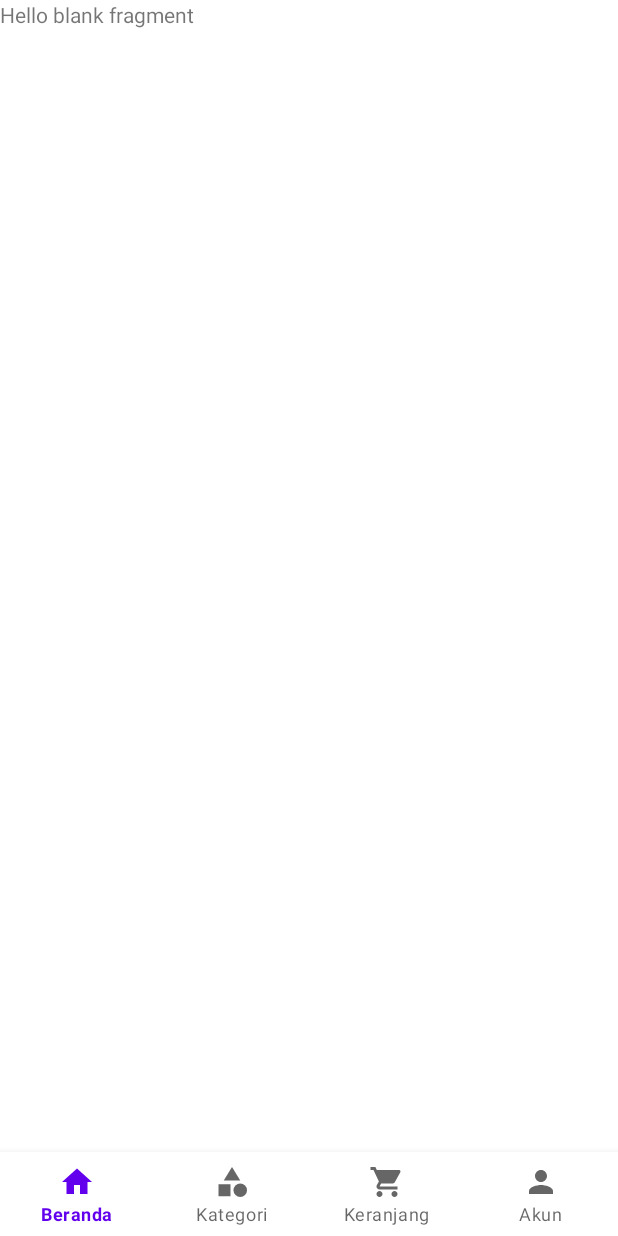
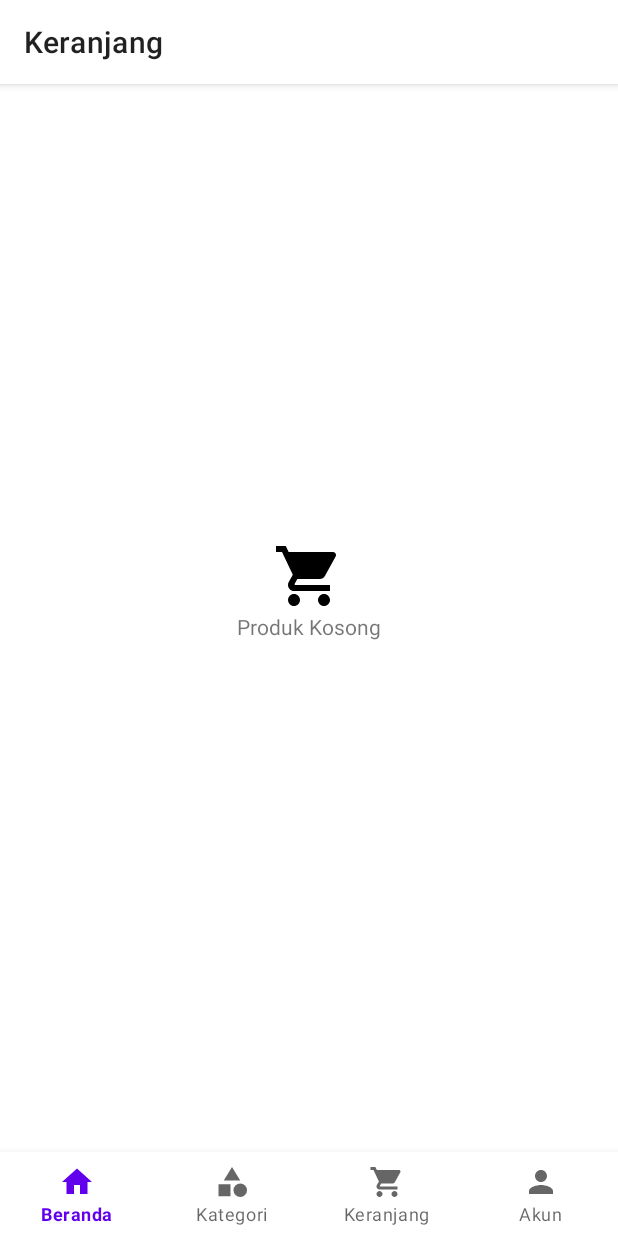
Before and after one commit to sampurnoaji/android-ecommerce-customer, an Android app: the fragment BasketFragment placed in its activity, on a phone screen of 412 x 824 dp. Run offline under Robolectric (Android 15) with nearby library versions, the phone set to English and light mode, and no system bars; our stand-ins replace Dagger/Hilt's generated code, paging; pictures from the network do not load.

Commit message:
init basket ui

```diff
--- a/app/src/main/java/id/io/android/olebsai/data/model/response/product/ProductListResponse.kt
+++ b/app/src/main/java/id/io/android/olebsai/data/model/response/product/ProductListResponse.kt
@@ -26,6 +26,8 @@ data class ProductListResponse(
         val rating: Float? = null,
         @field:Json(name = "soldCount")
         val soldCount: Int? = null,
+        @field:Json(name = "shopName")
+        val shopName: String? = null
     ) {
         fun toDomain(): ProductDomain = ProductDomain(
             id = id ?: 0,
@@ -35,7 +37,8 @@ data class ProductListResponse(
             originalPrice = originalPrice ?: 0,
             percentDiscount = percentDiscount?.roundToInt() ?: 0,
             rating = rating ?: 5.0f,
-            soldCount = soldCount ?: 0
+            soldCount = soldCount ?: 0,
+            shopName = shopName.orEmpty(),
         )
     }
 }
--- a/app/src/main/java/id/io/android/olebsai/domain/model/product/Product.kt
+++ b/app/src/main/java/id/io/android/olebsai/domain/model/product/Product.kt
@@ -8,5 +8,6 @@ data class Product(
     val originalPrice: Long,
     val percentDiscount: Int,
     val rating: Float,
-    val soldCount: Int
+    val soldCount: Int,
+    val shopName: String,
 )
--- a/app/src/main/java/id/io/android/olebsai/presentation/basket/BasketFragment.kt
+++ b/app/src/main/java/id/io/android/olebsai/presentation/basket/BasketFragment.kt
@@ -1,60 +1,44 @@
 package id.io.android.olebsai.presentation.basket
 
 import android.os.Bundle
-import androidx.fragment.app.Fragment
-import android.view.LayoutInflater
 import android.view.View
-import android.view.ViewGroup
+import androidx.core.view.isVisible
+import androidx.fragment.app.viewModels
+import androidx.recyclerview.widget.LinearLayoutManager
+import androidx.recyclerview.widget.RecyclerView
+import dagger.hilt.android.AndroidEntryPoint
 import id.io.android.olebsai.R
+import id.io.android.olebsai.core.BaseFragment
+import id.io.android.olebsai.databinding.FragmentBasketBinding
+import id.io.android.olebsai.util.viewBinding
 
-// TODO: Rename parameter arguments, choose names that match
-// the fragment initialization parameters, e.g. ARG_ITEM_NUMBER
-private const val ARG_PARAM1 = "param1"
-private const val ARG_PARAM2 = "param2"
+@AndroidEntryPoint
+class BasketFragment :
+    BaseFragment<FragmentBasketBinding, BasketViewModel>(R.layout.fragment_basket) {
 
-/**
- * A simple [Fragment] subclass.
- * Use the [BasketFragment.newInstance] factory method to
- * create an instance of this fragment.
- */
-class BasketFragment : Fragment() {
-    // TODO: Rename and change types of parameters
-    private var param1: String? = null
-    private var param2: String? = null
+    override val binding: FragmentBasketBinding by viewBinding(FragmentBasketBinding::bind)
+    override val vm: BasketViewModel by viewModels()
 
-    override fun onCreate(savedInstanceState: Bundle?) {
-        super.onCreate(savedInstanceState)
-        arguments?.let {
-            param1 = it.getString(ARG_PARAM1)
-            param2 = it.getString(ARG_PARAM2)
+    private val productBasketListAdapter by lazy { ProductBasketListAdapter() }
+
+    override fun onViewCreated(view: View, savedInstanceState: Bundle?) {
+        super.onViewCreated(view, savedInstanceState)
+        setupProductList()
+        observeViewModel()
+    }
+
+    private fun setupProductList() {
+        binding.rvProduct.apply {
+            adapter = productBasketListAdapter
+            layoutManager = LinearLayoutManager(requireContext(), RecyclerView.VERTICAL, false)
         }
     }
 
-    override fun onCreateView(
-        inflater: LayoutInflater, container: ViewGroup?,
-        savedInstanceState: Bundle?
-    ): View? {
-        // Inflate the layout for this fragment
-        return inflater.inflate(R.layout.fragment_basket, container, false)
-    }
-
-    companion object {
-        /**
-         * Use this factory method to create a new instance of
-         * this fragment using the provided parameters.
-         *
-         * @param param1 Parameter 1.
-         * @param param2 Parameter 2.
-         * @return A new instance of fragment BasketFragment.
-         */
-        // TODO: Rename and change types and number of parameters
-        @JvmStatic
-        fun newInstance(param1: String, param2: String) =
-            BasketFragment().apply {
-                arguments = Bundle().apply {
-                    putString(ARG_PARAM1, param1)
-                    putString(ARG_PARAM2, param2)
-                }
-            }
+    private fun observeViewModel() {
+        vm.products.observe(viewLifecycleOwner) {
+            binding.groupEmpty.isVisible = it.isEmpty()
+            binding.rvProduct.isVisible = it.isNotEmpty()
+            productBasketListAdapter.submitList(it)
+        }
     }
 }
--- /dev/null
+++ b/app/src/main/java/id/io/android/olebsai/presentation/basket/BasketViewModel.kt
@@ -0,0 +1,24 @@
+package id.io.android.olebsai.presentation.basket
+
+import androidx.lifecycle.LiveData
+import androidx.lifecycle.MutableLiveData
+import androidx.lifecycle.ViewModel
+import dagger.hilt.android.lifecycle.HiltViewModel
+import id.io.android.olebsai.domain.model.product.Product
+import javax.inject.Inject
+
+@HiltViewModel
+class BasketViewModel @Inject constructor() : ViewModel() {
+
+    private val _products = MutableLiveData<List<Product>>()
+    val products: LiveData<List<Product>>
+        get() = _products
+
+    init {
+        getProducts()
+    }
+
+    private fun getProducts() {
+        _products.value = emptyList()
+    }
+}
--- /dev/null
+++ b/app/src/main/res/drawable/ic_baseline_delete_outline_24.xml
@@ -0,0 +1,5 @@
+<vector android:height="24dp" android:tint="#000000"
+    android:viewportHeight="24" android:viewportWidth="24"
+    android:width="24dp" xmlns:android="http://schemas.android.com/apk/res/android">
+    <path android:fillColor="@android:color/white" android:pathData="M6,19c0,1.1 0.9,2 2,2h8c1.1,0 2,-0.9 2,-2L18,7L6,7v12zM8,9h8v10L8,19L8,9zM15.5,4l-1,-1h-5l-1,1L5,4v2h14L19,4z"/>
+</vector>
--- a/app/src/main/res/layout/fragment_basket.xml
+++ b/app/src/main/res/layout/fragment_basket.xml
@@ -1,14 +1,58 @@
 <?xml version="1.0" encoding="utf-8"?>
-<FrameLayout xmlns:android="http://schemas.android.com/apk/res/android"
+<androidx.constraintlayout.widget.ConstraintLayout xmlns:android="http://schemas.android.com/apk/res/android"
+    xmlns:app="http://schemas.android.com/apk/res-auto"
     xmlns:tools="http://schemas.android.com/tools"
     android:layout_width="match_parent"
     android:layout_height="match_parent"
     tools:context=".presentation.basket.BasketFragment">
 
-    <!-- TODO: Update blank fragment layout -->
+    <com.google.android.material.appbar.AppBarLayout
+        android:id="@+id/appBar"
+        android:layout_width="match_parent"
+        android:layout_height="wrap_content"
+        app:layout_constraintTop_toTopOf="parent">
+
+        <com.google.android.material.appbar.MaterialToolbar
+            android:id="@+id/toolbar"
+            style="@style/Widget.MaterialComponents.Toolbar.Surface"
+            android:layout_width="match_parent"
+            android:layout_height="wrap_content"
+            app:title="@string/basket" />
+    </com.google.android.material.appbar.AppBarLayout>
+
+    <androidx.recyclerview.widget.RecyclerView
+        android:id="@+id/rvProduct"
+        android:layout_width="match_parent"
+        android:layout_height="0dp"
+        app:layout_constraintBottom_toBottomOf="parent"
+        app:layout_constraintTop_toBottomOf="@+id/appBar" />
+
+    <androidx.constraintlayout.widget.Group
+        android:id="@+id/groupEmpty"
+        android:layout_width="wrap_content"
+        android:layout_height="wrap_content"
+        android:visibility="gone"
+        app:constraint_referenced_ids="imgEmpty, tvEmpty"
+        tools:visibility="visible" />
+
+    <ImageView
+        android:id="@+id/imgEmpty"
+        android:layout_width="48dp"
+        android:layout_height="48dp"
+        android:contentDescription="@string/product_empty"
+        android:src="@drawable/ic_baseline_shopping_cart_24"
+        app:layout_constraintBottom_toBottomOf="parent"
+        app:layout_constraintEnd_toEndOf="parent"
+        app:layout_constraintStart_toStartOf="parent"
+        app:layout_constraintTop_toTopOf="parent" />
+
     <TextView
-        android:layout_width="match_parent"
-        android:layout_height="match_parent"
-        android:text="@string/hello_blank_fragment" />
+        android:id="@+id/tvEmpty"
+        android:layout_width="wrap_content"
+        android:layout_height="wrap_content"
+        android:text="@string/product_empty"
+        app:layout_constraintEnd_toEndOf="parent"
+        app:layout_constraintStart_toStartOf="parent"
+        app:layout_constraintTop_toBottomOf="@+id/imgEmpty" />
 
-</FrameLayout>
+</androidx.constraintlayout.widget.ConstraintLayout>
--- a/app/src/main/res/values/strings.xml
+++ b/app/src/main/res/values/strings.xml
@@ -17,8 +17,11 @@
 
     <string name="product">Produk</string>
     <string name="product_popular" tools:ignore="Typos">Produk Populer</string>
+    <string name="product_empty">Produk Kosong</string>
 
     <string name="basket">Keranjang</string>
+    <string name="basket_delete">Hapus</string>
+
     <string name="account">Akun</string>
 
     <string name="login">Login</string>
```
Also changed, not shown: app/src/main/java/id/io/android/olebsai/presentation/basket/ProductBasketListAdapter.kt (added, +55 -0 lines), app/src/main/res/layout/item_product_basket.xml (added, +109 -0 lines).
